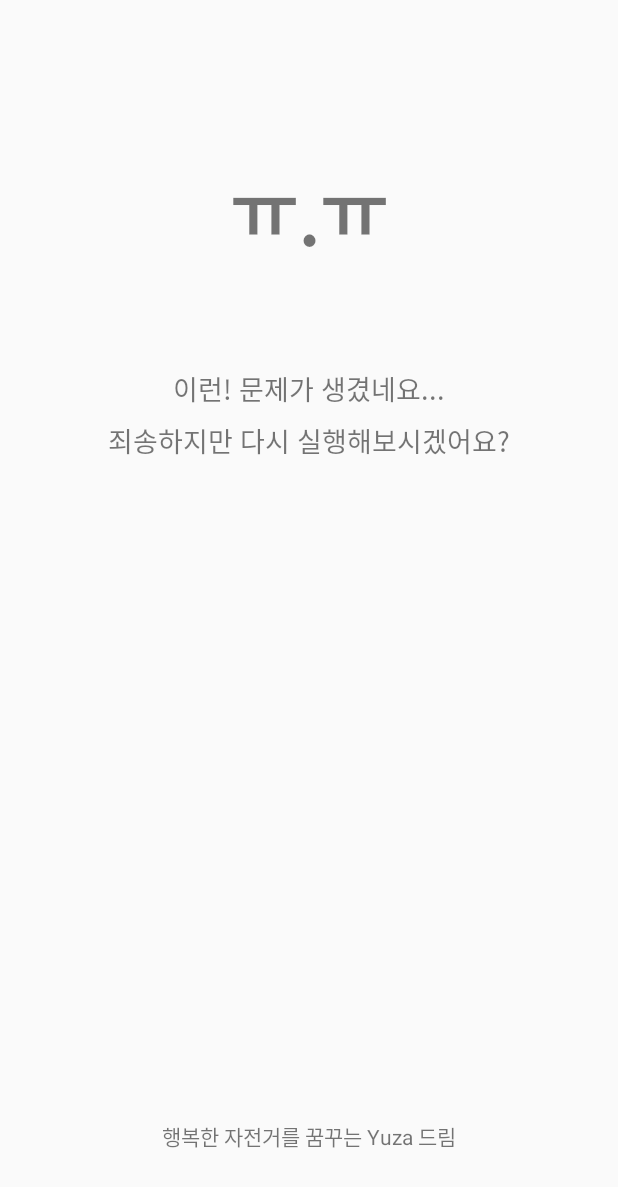
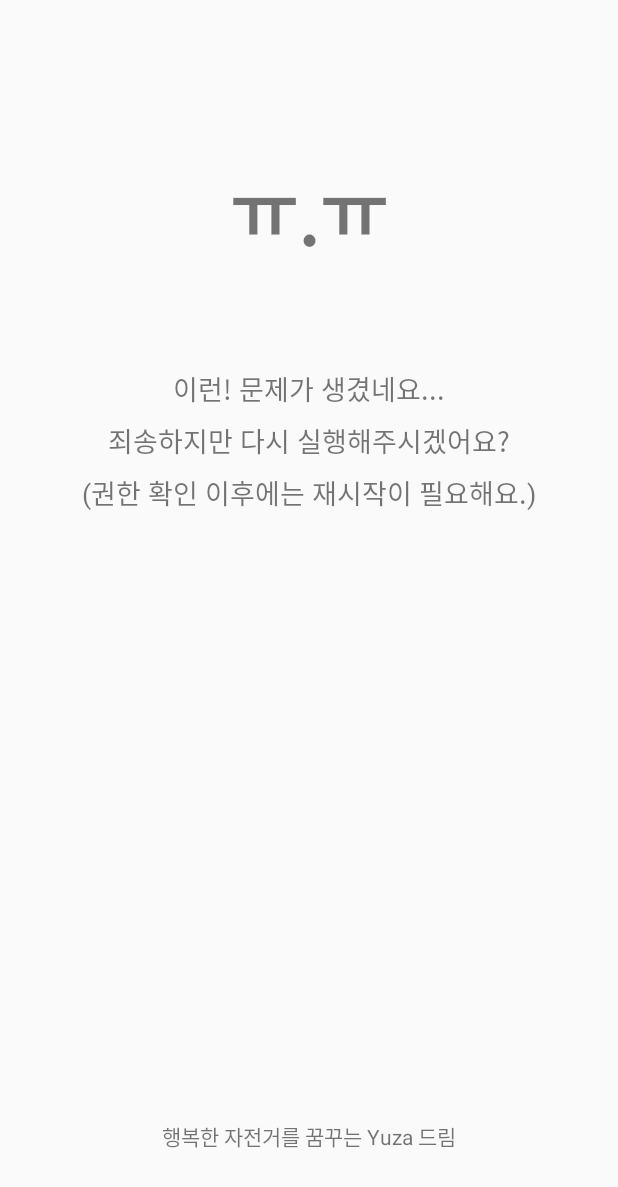
Before and after one commit to Seoyuki/Yuza, an Android app: the layout activity_main.xml on its own in the app's theme, with its tools: preview values and no code run, on a phone screen of 412 x 824 dp. Shown: the top 1187 px of the screen. Run offline under Robolectric (Android 15) with nearby library versions, the phone set to English and light mode, and no system bars.

Commit message:
권한 관련 요청 메시지 수정

```diff
--- a/Yuza/app/src/main/res/values/strings.xml
+++ b/Yuza/app/src/main/res/values/strings.xml
@@ -72,6 +72,6 @@
     <string name="showRet_time">%s</string>
     <string name="showRet_km">%.1fkm 달림</string>
 
-    <string name="sorry">이런! 문제가 생겼네요...\n죄송하지만 다시 실행해보시겠어요?</string>
+    <string name="sorry">이런! 문제가 생겼네요...\n죄송하지만 다시 실행해주시겠어요?\n(권한 확인 이후에는 재시작이 필요해요.)</string>
 
 </resources>
```
Also changed, not shown: Yuza/app/src/main/java/seoyuki/yuza/CameraActivity.java (+5 -3 lines).
